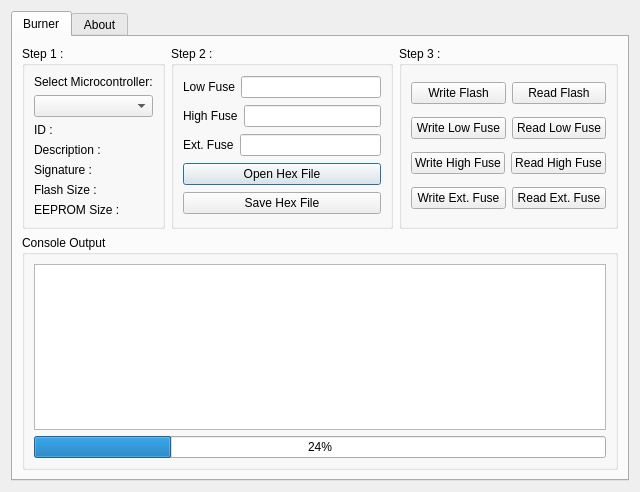
Old version of the form ui/tabcontainer.ui in the repository asif-mahmud/USBasp-pp.
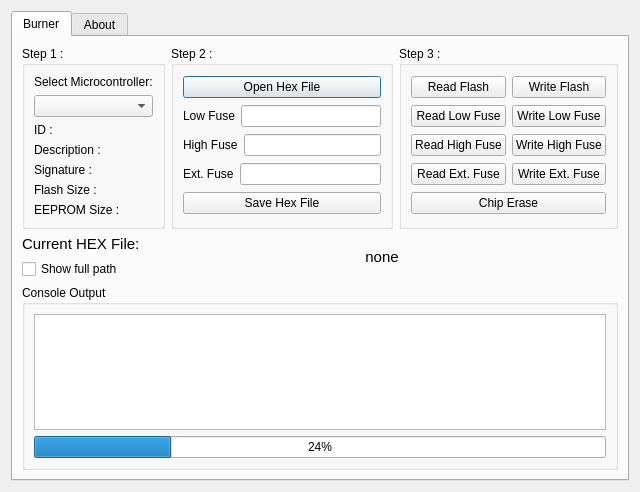
New version of the form.

Diff of the .ui file:
```diff
--- a/ui/tabcontainer.ui
+++ b/ui/tabcontainer.ui
@@ -13,7 +13,7 @@
   <property name="windowTitle">
    <string>Dialog</string>
   </property>
-  <layout class="QVBoxLayout" name="verticalLayout">
+  <layout class="QVBoxLayout" name="verticalLayout_12">
    <item>
     <widget class="QTabWidget" name="tabWidget">
      <property name="currentIndex">
@@ -151,6 +151,16 @@
               <string>Step 2 :</string>
              </property>
              <layout class="QVBoxLayout" name="verticalLayout_4">
+              <item>
+               <widget class="QPushButton" name="openHexButton">
+                <property name="cursor">
+                 <cursorShape>PointingHandCursor</cursorShape>
+                </property>
+                <property name="text">
+                 <string>Open Hex File</string>
+                </property>
+               </widget>
+              </item>
               <item>
                <layout class="QHBoxLayout" name="horizontalLayout">
                 <item>
@@ -205,16 +215,6 @@
                 </item>
                </layout>
               </item>
-              <item>
-               <widget class="QPushButton" name="openHexButton">
-                <property name="cursor">
-                 <cursorShape>PointingHandCursor</cursorShape>
-                </property>
-                <property name="text">
-                 <string>Open Hex File</string>
-                </property>
-               </widget>
-              </item>
               <item>
                <widget class="QPushButton" name="saveHexButton">
                 <property name="cursor">
@@ -240,16 +240,6 @@
              <layout class="QVBoxLayout" name="verticalLayout_6">
               <item>
                <layout class="QHBoxLayout" name="horizontalLayout_4">
-                <item>
-                 <widget class="QPushButton" name="writeFlashButton">
-                  <property name="cursor">
-                   <cursorShape>PointingHandCursor</cursorShape>
-                  </property>
-                  <property name="text">
-                   <string>Write Flash</string>
-                  </property>
-                 </widget>
-                </item>
                 <item>
                  <widget class="QPushButton" name="readFlashButton">
                   <property name="cursor">
@@ -260,20 +250,20 @@
                   </property>
                  </widget>
                 </item>
+                <item>
+                 <widget class="QPushButton" name="writeFlashButton">
+                  <property name="cursor">
+                   <cursorShape>PointingHandCursor</cursorShape>
+                  </property>
+                  <property name="text">
+                   <string>Write Flash</string>
+                  </property>
+                 </widget>
+                </item>
                </layout>
               </item>
               <item>
                <layout class="QHBoxLayout" name="horizontalLayout_5">
-                <item>
-                 <widget class="QPushButton" name="writeLFuseButton">
-                  <property name="cursor">
-                   <cursorShape>PointingHandCursor</cursorShape>
-                  </property>
-                  <property name="text">
-                   <string>Write Low Fuse</string>
-                  </property>
-                 </widget>
-                </item>
                 <item>
                  <widget class="QPushButton" name="readLFuseButton">
                   <property name="cursor">
@@ -284,20 +274,20 @@
                   </property>
                  </widget>
                 </item>
+                <item>
+                 <widget class="QPushButton" name="writeLFuseButton">
+                  <property name="cursor">
+                   <cursorShape>PointingHandCursor</cursorShape>
+                  </property>
+                  <property name="text">
+                   <string>Write Low Fuse</string>
+                  </property>
+                 </widget>
+                </item>
                </layout>
               </item>
               <item>
                <layout class="QHBoxLayout" name="horizontalLayout_6">
-                <item>
-                 <widget class="QPushButton" name="writeHFuseButton">
-                  <property name="cursor">
-                   <cursorShape>PointingHandCursor</cursorShape>
-                  </property>
-                  <property name="text">
-                   <string>Write High Fuse</string>
-                  </property>
-                 </widget>
-                </item>
                 <item>
                  <widget class="QPushButton" name="readHFuseButton">
                   <property name="cursor">
@@ -308,20 +298,20 @@
                   </property>
                  </widget>
                 </item>
+                <item>
+                 <widget class="QPushButton" name="writeHFuseButton">
+                  <property name="cursor">
+                   <cursorShape>PointingHandCursor</cursorShape>
+                  </property>
+                  <property name="text">
+                   <string>Write High Fuse</string>
+                  </property>
+                 </widget>
+                </item>
                </layout>
               </item>
               <item>
                <layout class="QHBoxLayout" name="horizontalLayout_7">
-                <item>
-                 <widget class="QPushButton" name="writeEFuseButton">
-                  <property name="cursor">
-                   <cursorShape>PointingHandCursor</cursorShape>
-                  </property>
-                  <property name="text">
-                   <string>Write Ext. Fuse</string>
-                  </property>
-                 </widget>
-                </item>
                 <item>
                  <widget class="QPushButton" name="readEFuseButton">
                   <property name="cursor">
@@ -332,8 +322,28 @@
                   </property>
                  </widget>
                 </item>
+                <item>
+                 <widget class="QPushButton" name="writeEFuseButton">
+                  <property name="cursor">
+                   <cursorShape>PointingHandCursor</cursorShape>
+                  </property>
+                  <property name="text">
+                   <string>Write Ext. Fuse</string>
+                  </property>
+                 </widget>
+                </item>
                </layout>
               </item>
+              <item>
+               <widget class="QPushButton" name="chipEraseButton">
+                <property name="cursor">
+                 <cursorShape>PointingHandCursor</cursorShape>
+                </property>
+                <property name="text">
+                 <string>Chip Erase</string>
+                </property>
+               </widget>
+              </item>
              </layout>
             </widget>
            </item>
@@ -341,6 +351,65 @@
          </item>
         </layout>
        </item>
+       <item>
+        <layout class="QHBoxLayout" name="horizontalLayout_15">
+         <item>
+          <layout class="QVBoxLayout" name="verticalLayout">
+           <item>
+            <widget class="QLabel" name="label_2">
+             <property name="sizePolicy">
+              <sizepolicy hsizetype="Minimum" vsizetype="Preferred">
+               <horstretch>0</horstretch>
+               <verstretch>0</verstretch>
+              </sizepolicy>
+             </property>
+             <property name="font">
+              <font>
+               <pointsize>11</pointsize>
+               <weight>50</weight>
+               <bold>false</bold>
+              </font>
+             </property>
+             <property name="text">
+              <string>Current HEX File:</string>
+             </property>
+            </widget>
+           </item>
+           <item>
+            <widget class="QCheckBox" name="showFullPathCheckbox">
+             <property name="text">
+              <string>Show full path</string>
+             </property>
+            </widget>
+           </item>
+          </layout>
+         </item>
+         <item>
+          <widget class="QLabel" name="curHexFileLabel">
+           <property name="sizePolicy">
+            <sizepolicy hsizetype="Expanding" vsizetype="Preferred">
+             <horstretch>0</horstretch>
+             <verstretch>0</verstretch>
+            </sizepolicy>
+           </property>
+           <property name="font">
+            <font>
+             <pointsize>11</pointsize>
+            </font>
+           </property>
+           <property name="text">
+            <string>none</string>
+           </property>
+           <property name="alignment">
+            <set>Qt::AlignCenter</set>
+           </property>
+           <property name="wordWrap">
+            <bool>true</bool>
+           </property>
+          </widget>
+         </item>
+        </layout>
+       </item>
        <item>
         <widget class="QGroupBox" name="groupBox_4">
          <property name="title">
```
